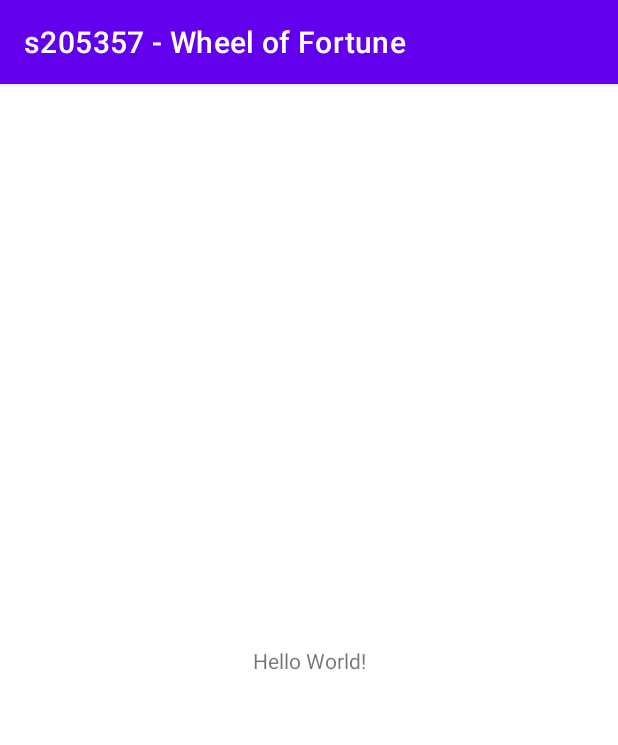
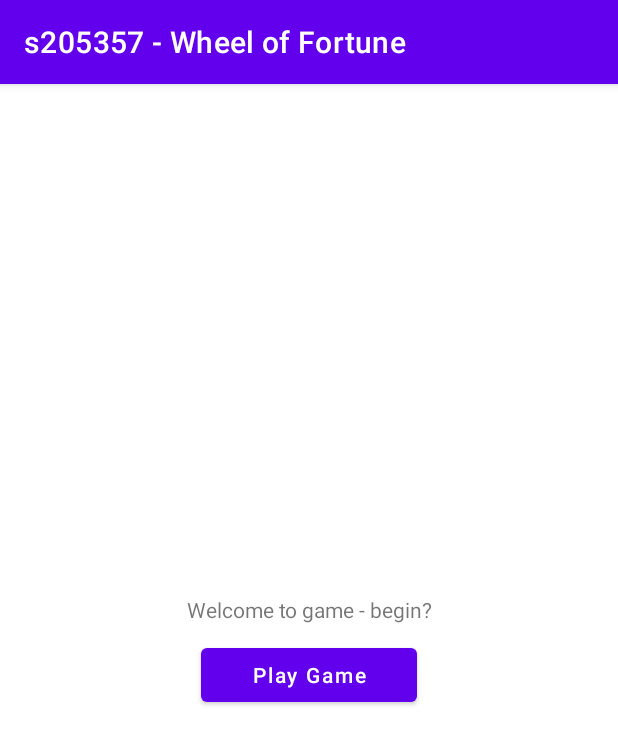
Before and after one commit to rjdp123/s205357-Wheel_of_Fortune, an Android app: the screen it shows after launch (MainActivity), on a phone screen of 412 x 824 dp. Shown: the top 745 px of the screen. Run offline under Robolectric (Android 15) with nearby library versions, the phone set to English and light mode, and no system bars.

Commit message:
Oprettet fragments og funktion til skift

```diff
--- a/app/src/main/java/com/example/s205357_wheeloffortune/MainActivity.kt
+++ b/app/src/main/java/com/example/s205357_wheeloffortune/MainActivity.kt
@@ -2,10 +2,23 @@ package com.example.s205357_wheeloffortune
 
 import androidx.appcompat.app.AppCompatActivity
 import android.os.Bundle
+import androidx.fragment.app.Fragment
+import com.example.s205357_wheeloffortune.fragments.GameStartFragment
 
 class MainActivity : AppCompatActivity() {
     override fun onCreate(savedInstanceState: Bundle?) {
         super.onCreate(savedInstanceState)
         setContentView(R.layout.activity_main)
+
+        // Hvis startskærm
+        showFragment(GameStartFragment())
+    }
+
+    // Funktion til at skifte fragment
+    fun showFragment(fragment: Fragment) {
+        val transaction = supportFragmentManager.beginTransaction()
+        transaction.replace(R.id.fragment_holder, fragment)
+        transaction.addToBackStack(null)
+        transaction.commit()
     }
 }
--- /dev/null
+++ b/app/src/main/java/com/example/s205357_wheeloffortune/fragments/GameStartFragment.kt
@@ -0,0 +1,26 @@
+package com.example.s205357_wheeloffortune.fragments
+
+import android.os.Bundle
+import android.view.LayoutInflater
+import android.view.View
+import android.view.ViewGroup
+import android.widget.Button
+import androidx.fragment.app.Fragment
+import com.example.s205357_wheeloffortune.MainActivity
+import com.example.s205357_wheeloffortune.R
+
+class GameStartFragment : Fragment() {
+    override fun onCreateView(inflater: LayoutInflater, container: ViewGroup?, savedInstanceState: Bundle?): View? {
+
+        val view: View = inflater.inflate(R.layout.game_start_fragment, container, false)
+
+        val knap = view.findViewById<Button>(R.id.play_game)
+        knap.setOnClickListener {
+            // Følgende link brugt til hvordan man kalder metode fra activity i fragment
+            // https://www.tutorialspoint.com/how-to-call-an-activity-method-from-a-fragment-in-android-app-using-kotlin
+            (activity as MainActivity?)!!.showFragment(GamePlayFragment())
+        }
+
+        return view
+    }
+}
--- a/app/src/main/res/layout/activity_main.xml
+++ b/app/src/main/res/layout/activity_main.xml
@@ -1,18 +1,15 @@
 <?xml version="1.0" encoding="utf-8"?>
 <androidx.constraintlayout.widget.ConstraintLayout xmlns:android="http://schemas.android.com/apk/res/android"
-    xmlns:app="http://schemas.android.com/apk/res-auto"
     xmlns:tools="http://schemas.android.com/tools"
     android:layout_width="match_parent"
     android:layout_height="match_parent"
-    tools:context=".MainActivity">
+    tools:context=".MainActivity"
+    android:orientation="vertical">
 
-    <TextView
-        android:layout_width="wrap_content"
-        android:layout_height="wrap_content"
-        android:text="Hello World!"
-        app:layout_constraintBottom_toBottomOf="parent"
-        app:layout_constraintLeft_toLeftOf="parent"
-        app:layout_constraintRight_toRightOf="parent"
-        app:layout_constraintTop_toTopOf="parent" />
+    <FrameLayout
+        android:id="@+id/fragment_holder"
+        android:layout_width="match_parent"
+        android:layout_height="match_parent" />
+
 
 </androidx.constraintlayout.widget.ConstraintLayout>
--- /dev/null
+++ b/app/src/main/res/layout/game_start_fragment.xml
@@ -0,0 +1,34 @@
+<?xml version="1.0" encoding="utf-8"?>
+<androidx.constraintlayout.widget.ConstraintLayout xmlns:android="http://schemas.android.com/apk/res/android"
+    xmlns:app="http://schemas.android.com/apk/res-auto"
+    android:layout_width="match_parent"
+    android:layout_height="match_parent">
+
+    <LinearLayout
+        android:layout_width="wrap_content"
+        android:layout_height="wrap_content"
+        android:orientation="vertical"
+        app:layout_constraintBottom_toBottomOf="parent"
+        app:layout_constraintEnd_toEndOf="parent"
+        app:layout_constraintStart_toStartOf="parent"
+        app:layout_constraintTop_toTopOf="parent">
+
+        <TextView
+            android:id="@+id/textView"
+            android:layout_width="match_parent"
+            android:layout_height="wrap_content"
+            android:text="Welcome to game - begin?"
+            android:textAlignment="center" />
+
+        <Button
+            android:id="@+id/play_game"
+            android:layout_width="match_parent"
+            android:layout_height="wrap_content"
+            android:layout_margin="10dp"
+            android:text="Play Game"
+            android:textAllCaps="false" />
+
+    </LinearLayout>
+
+
+</androidx.constraintlayout.widget.ConstraintLayout>
```
Also changed, not shown: app/src/main/java/com/example/s205357_wheeloffortune/fragments/GameLostFragment.kt (added, +14 -0 lines), app/src/main/java/com/example/s205357_wheeloffortune/fragments/GamePlayFragment.kt (added, +14 -0 lines), app/src/main/java/com/example/s205357_wheeloffortune/fragments/GameWonFragment.kt (added, +14 -0 lines), app/src/main/res/layout/game_lost_fragment.xml (added, +16 -0 lines), app/src/main/res/layout/game_play_fragment.xml (added, +16 -0 lines), app/src/main/res/layout/game_won_fragment.xml (added, +16 -0 lines).
